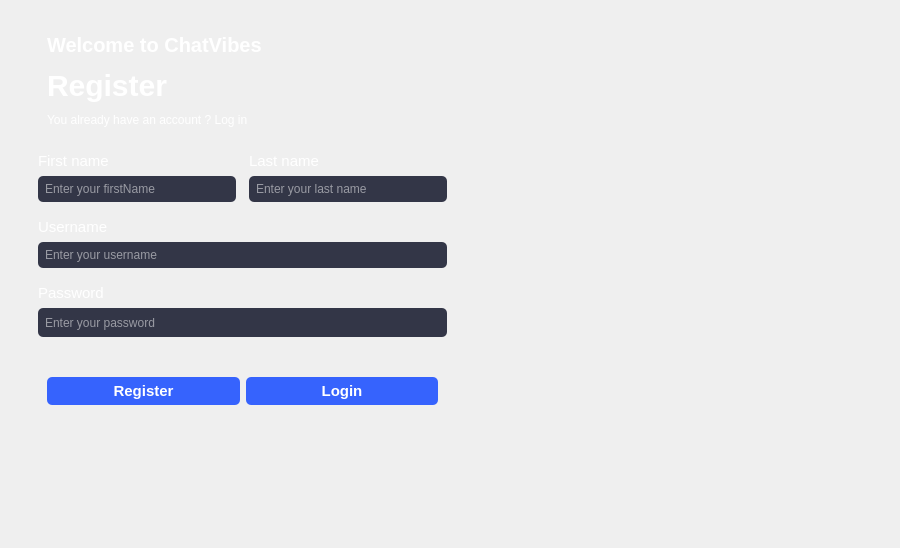
The window that registerfrom.ui (MarkoSami/ChatVibes) describes before a commit, drawn with Qt 5.
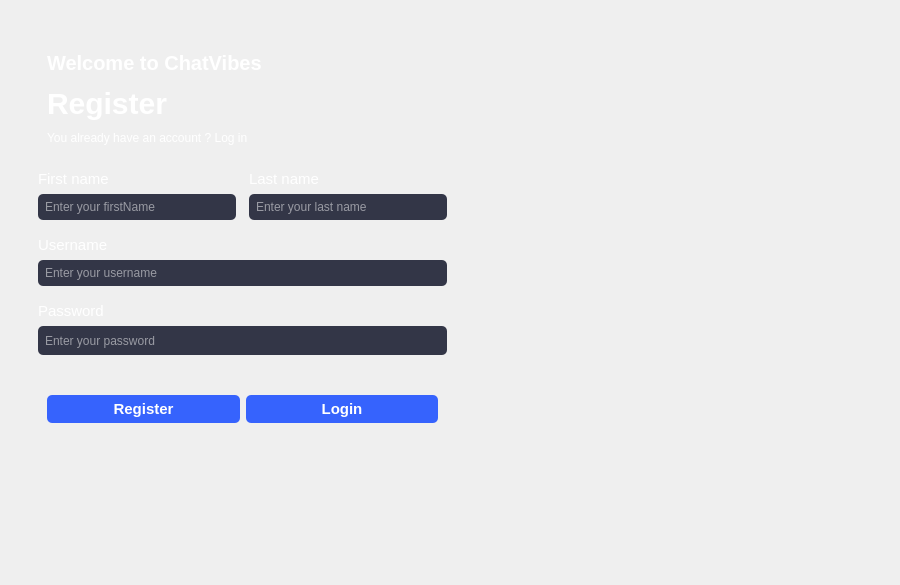
The same window after the commit. Icons and pictures are not drawn.

```diff
--- a/registerfrom.ui
+++ b/registerfrom.ui
@@ -7,19 +7,19 @@
     <x>0</x>
     <y>0</y>
     <width>900</width>
-    <height>548</height>
+    <height>585</height>
    </rect>
   </property>
   <property name="minimumSize">
    <size>
     <width>900</width>
-    <height>500</height>
+    <height>585</height>
    </size>
   </property>
   <property name="maximumSize">
    <size>
     <width>900</width>
-    <height>548</height>
+    <height>585</height>
    </size>
   </property>
   <property name="windowTitle">
```
